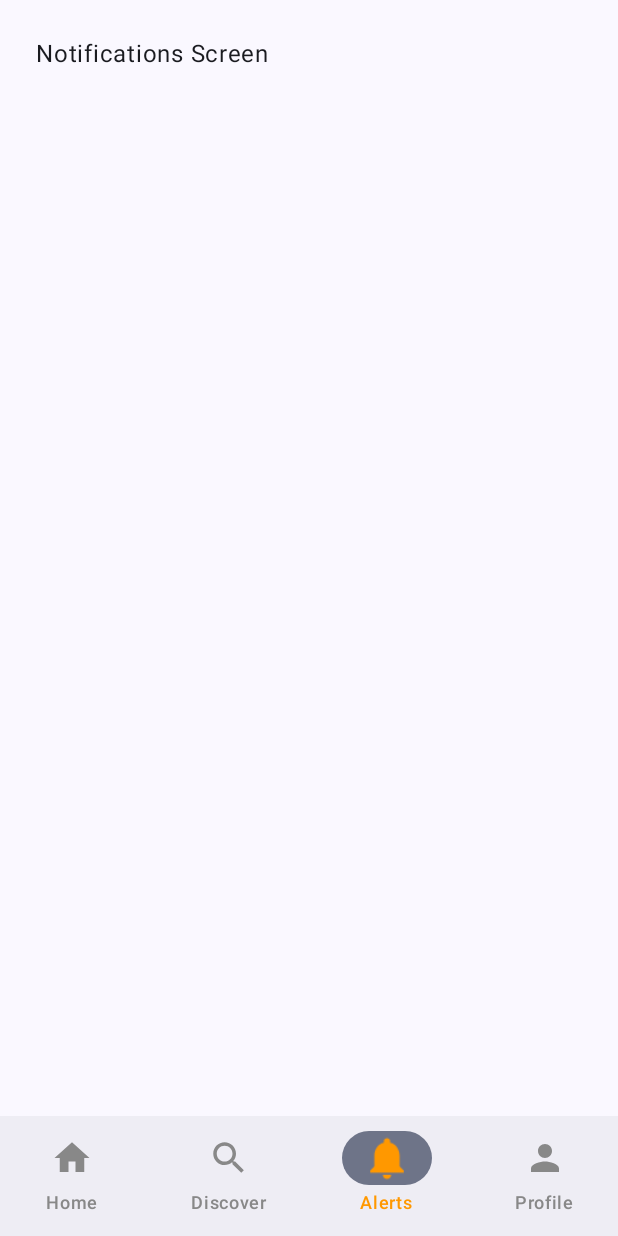
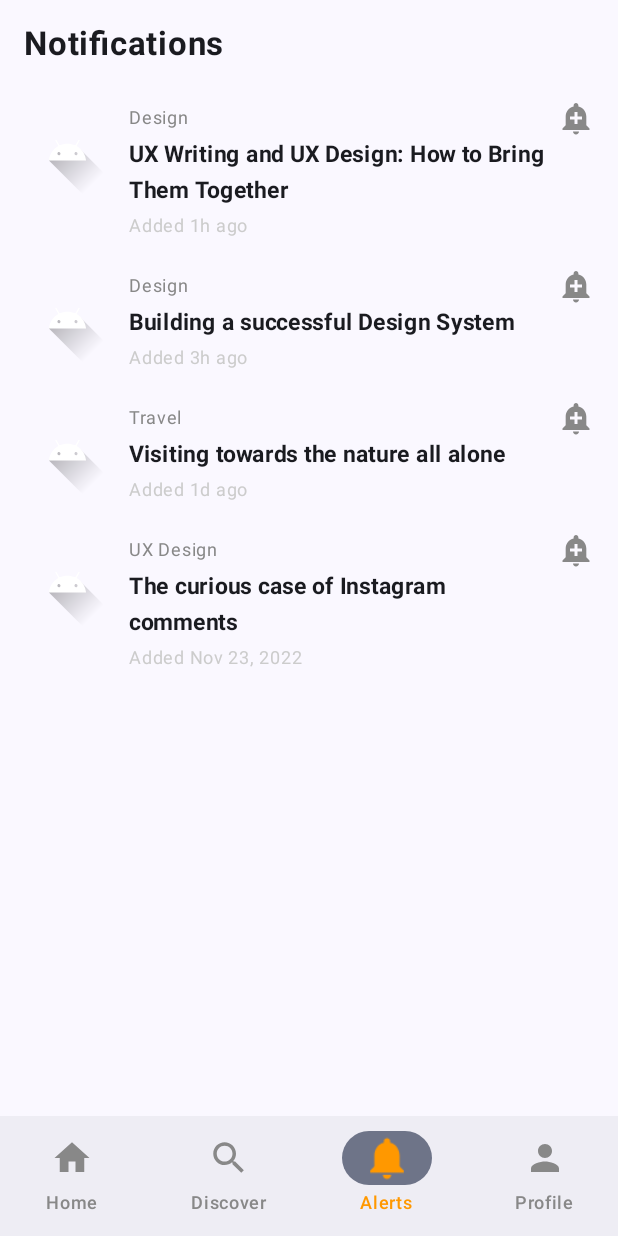
Before and after one commit to JackSkyVN/Wordpress_Client_USTH, an Android app built with Jetpack Compose: the notifications screen opened through its navigation route, on a phone screen of 412 x 824 dp. Run offline under Robolectric (Android 15) with nearby library versions, the phone set to English and light mode, and no system bars.

Commit message:
demo lan 1 cua noti

```diff
--- a/app/src/main/AndroidManifest.xml
+++ b/app/src/main/AndroidManifest.xml
@@ -21,7 +21,12 @@
 
                 <category android:name="android.intent.category.LAUNCHER" />
             </intent-filter>
+
+
+
         </activity>
+        <activity android:name=".ui.notification.Alert"/>
+
     </application>
 
 </manifest>
--- a/app/src/main/java/com/example/wordpressclient/ui/main/MainScreen.kt
+++ b/app/src/main/java/com/example/wordpressclient/ui/main/MainScreen.kt
@@ -8,6 +8,8 @@ import androidx.compose.ui.unit.dp
 import androidx.navigation.compose.NavHost
 import androidx.navigation.compose.composable
 import androidx.navigation.compose.rememberNavController
+import com.example.wordpressclient.ui.notification.Alert
+
 
 @Composable
 fun MainScreen() {
@@ -23,7 +25,7 @@ fun MainScreen() {
         ) {
             composable(BottomNavItem.Home.route) { DummyScreen("Home Screen") }
             composable(BottomNavItem.Discover.route) { DummyScreen("Discover Screen") }
-            composable(BottomNavItem.Notifications.route) { DummyScreen("Notifications Screen") }
+            composable( route = BottomNavItem.Notifications.route) {Alert()}
             composable(BottomNavItem.Profile.route) { DummyScreen("Profile Screen") }
         }
     }
--- /dev/null
+++ b/app/src/main/java/com/example/wordpressclient/ui/notification/Alert.kt
@@ -0,0 +1,71 @@
+package com.example.wordpressclient.ui.notification
+
+import androidx.compose.foundation.Image
+import androidx.compose.foundation.layout.*
+import androidx.compose.foundation.lazy.LazyColumn
+import androidx.compose.foundation.lazy.items
+import androidx.compose.material3.Icon
+import androidx.compose.material3.Text
+import androidx.compose.runtime.Composable
+import androidx.compose.ui.Modifier
+import androidx.compose.ui.graphics.Color
+import androidx.compose.ui.res.painterResource
+import androidx.compose.ui.text.font.FontWeight
+import androidx.compose.ui.unit.dp
+import androidx.compose.ui.unit.sp
+import com.example.wordpressclient.R
+
+@Composable
+fun Alert() {
+    val articles = listOf(
+        Article("UX Writing and UX Design: How to Bring Them Together", "Design", "Added 1h ago", R.drawable.ic_launcher_foreground),
+        Article("Building a successful Design System", "Design", "Added 3h ago", R.drawable.ic_launcher_foreground),
+        Article("Visiting towards the nature all alone", "Travel", "Added 1d ago", R.drawable.ic_launcher_foreground),
+        Article("The curious case of Instagram comments", "UX Design", "Added Nov 23, 2022", R.drawable.ic_launcher_foreground)
+    )
+
+    Column(modifier = Modifier.fillMaxSize().padding(16.dp)) {
+        Text(
+            text = "Notifications",
+            fontSize = 22.sp,
+            fontWeight = FontWeight.Bold,
+            modifier = Modifier.padding(bottom = 16.dp)
+        )
+
+        LazyColumn {
+            items(articles) { article ->
+                Row(
+                    modifier = Modifier
+                        .fillMaxWidth()
+                        .padding(vertical = 8.dp)
+                ) {
+                    Image(
+                        painter = painterResource(id = article.imageRes),
+                        contentDescription = null,
+                        modifier = Modifier
+                            .size(70.dp)
+                            .padding(end = 12.dp)
+                    )
+
+                    Column(modifier = Modifier.weight(1f)) {
+                        Text(text = article.category, fontSize = 12.sp, color = Color.Gray)
+                        Text(
+                            text = article.title,
+                            fontSize = 15.sp,
+                            fontWeight = FontWeight.Bold,
+                            maxLines = 2
+                        )
+                        Text(text = article.time, fontSize = 12.sp, color = Color.LightGray)
+                    }
+
+                    Icon(
+                        painter = painterResource(id = R.drawable.ic_bookmark_border),
+                        contentDescription = null,
+                        tint = Color.Gray,
+                        modifier = Modifier.size(24.dp)
+                    )
+                }
+            }
+        }
+    }
+}
--- /dev/null
+++ b/app/src/main/java/com/example/wordpressclient/ui/notification/Article.kt
@@ -0,0 +1,11 @@
+
+
+package com.example.wordpressclient.ui.notification
+
+data class Article(
+    val title: String,
+    val category: String,
+    val time: String,
+    val imageRes: Int,
+    var isBookmarked: Boolean = false
+)
--- /dev/null
+++ b/app/src/main/res/drawable/ic_bookmark_border.xml
@@ -0,0 +1,5 @@
+<vector xmlns:android="http://schemas.android.com/apk/res/android" android:height="24dp" android:tint="#000000" android:viewportHeight="24" android:viewportWidth="24" android:width="24dp">
+
+    <path android:fillColor="@android:color/white" android:pathData="M10.01,21.01c0,1.1 0.89,1.99 1.99,1.99s1.99,-0.89 1.99,-1.99h-3.98zM18.88,16.82L18.88,11c0,-3.25 -2.25,-5.97 -5.29,-6.69v-0.72C13.59,2.71 12.88,2 12,2s-1.59,0.71 -1.59,1.59v0.72C7.37,5.03 5.12,7.75 5.12,11v5.82L3,18.94L3,20h18v-1.06l-2.12,-2.12zM16,13.01h-3v3h-2v-3L8,13.01L8,11h3L11,8h2v3h3v2.01z"/>
+
+</vector>
--- a/gradle/libs.versions.toml
+++ b/gradle/libs.versions.toml
@@ -1,5 +1,5 @@
 [versions]
-agp = "8.13.0"
+agp = "8.12.2"
 kotlin = "2.0.21"
 coreKtx = "1.10.1"
 junit = "4.13.2"
```
Also changed, not shown: app/src/main/java/com/example/wordpressclient/ui/notification/ArticleAdapter.kt (added, +75 -0 lines).
